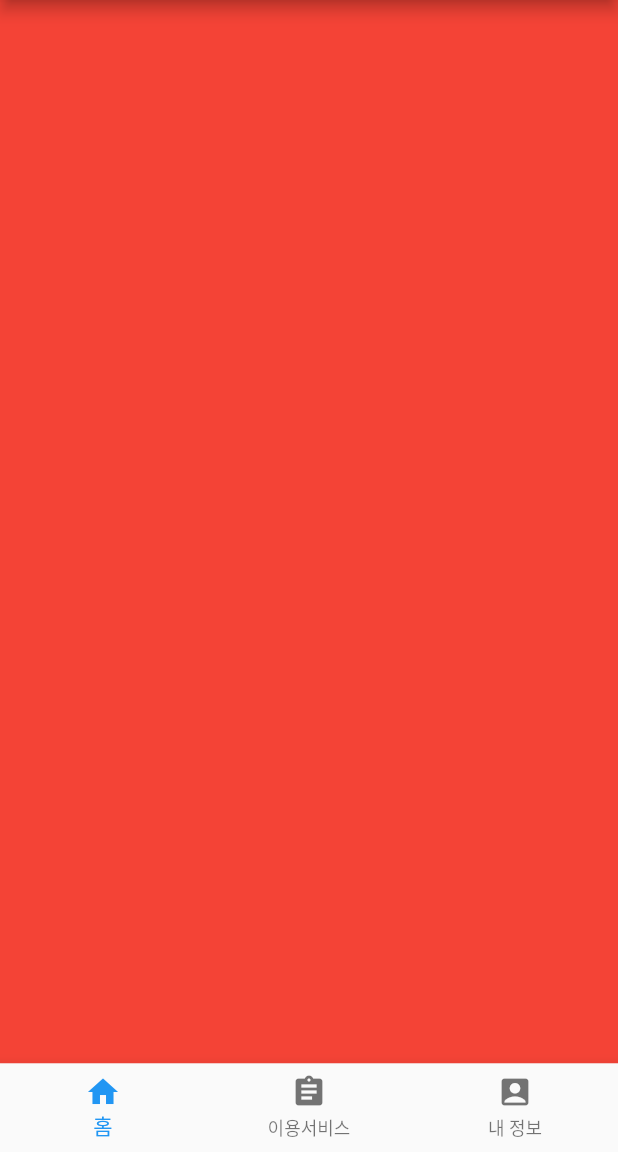
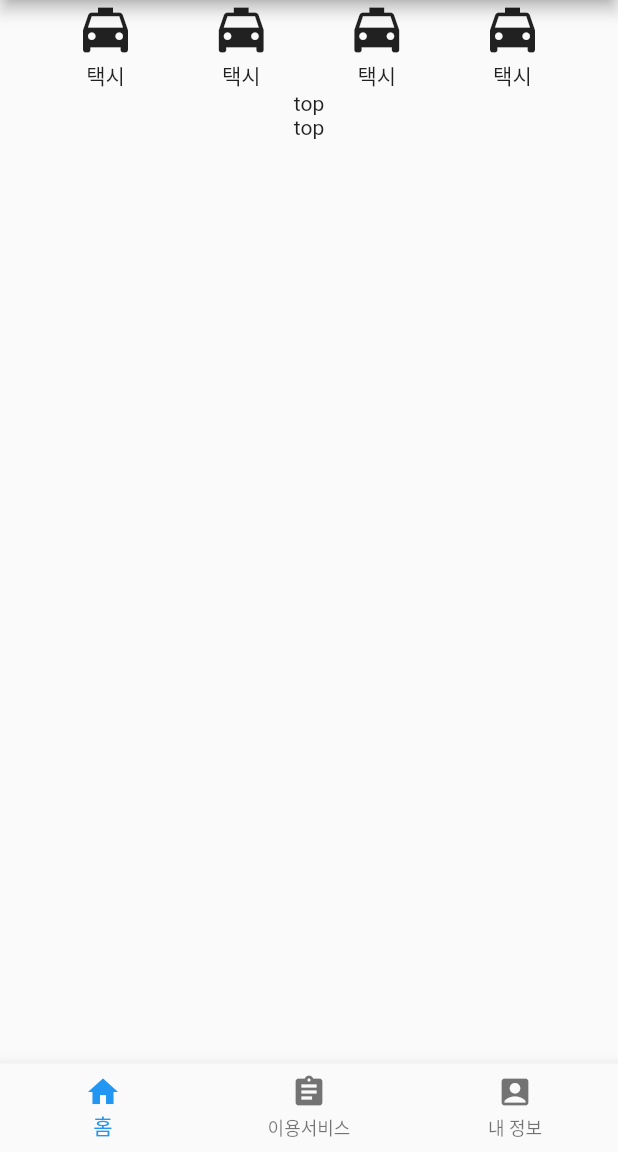
Before and after one commit to gumsang/kakao_T_clone, a Flutter app: the screen it shows after launch, on a phone screen of 412 x 824 dp, the part 84-1236 px from its top. Run offline on Flutter 3.47's test engine with Material 2 defaults, Android fonts, the phone set to English and light mode, and no system bars.

Commit message:
홈화면의 아이콘 SpaceEvenly 적용

```diff
--- a/lib/home_screen.dart
+++ b/lib/home_screen.dart
@@ -7,8 +7,64 @@ class HomeScreen extends StatelessWidget {
 
   @override
   Widget build(BuildContext context) {
-    return Container(
-      color: Colors.red,
+    return Column(
+      children: <Widget>[
+        _buildTop(),
+        _buildMiddle(),
+        _buildBottom(),
+      ],
     );
   }
+
+  Widget _buildTop() {
+    return Row(
+      mainAxisAlignment: MainAxisAlignment.spaceEvenly,
+      children: <Widget>[
+        Column(
+          children: [
+            Icon(
+              Icons.local_taxi,
+              size: 40,
+            ),
+            Text('택시'),
+          ],
+        ),
+        Column(
+          children: [
+            Icon(
+              Icons.local_taxi,
+              size: 40,
+            ),
+            Text('택시'),
+          ],
+        ),
+        Column(
+          children: [
+            Icon(
+              Icons.local_taxi,
+              size: 40,
+            ),
+            Text('택시'),
+          ],
+        ),
+        Column(
+          children: [
+            Icon(
+              Icons.local_taxi,
+              size: 40,
+            ),
+            Text('택시'),
+          ],
+        ),
+      ],
+    );
+  }
+
+  Widget _buildMiddle() {
+    return Text('top');
+  }
+
+  Widget _buildBottom() {
+    return Text('top');
+  }
 }
```
Also changed, not shown: lib/main.dart (+0 -85 lines).
